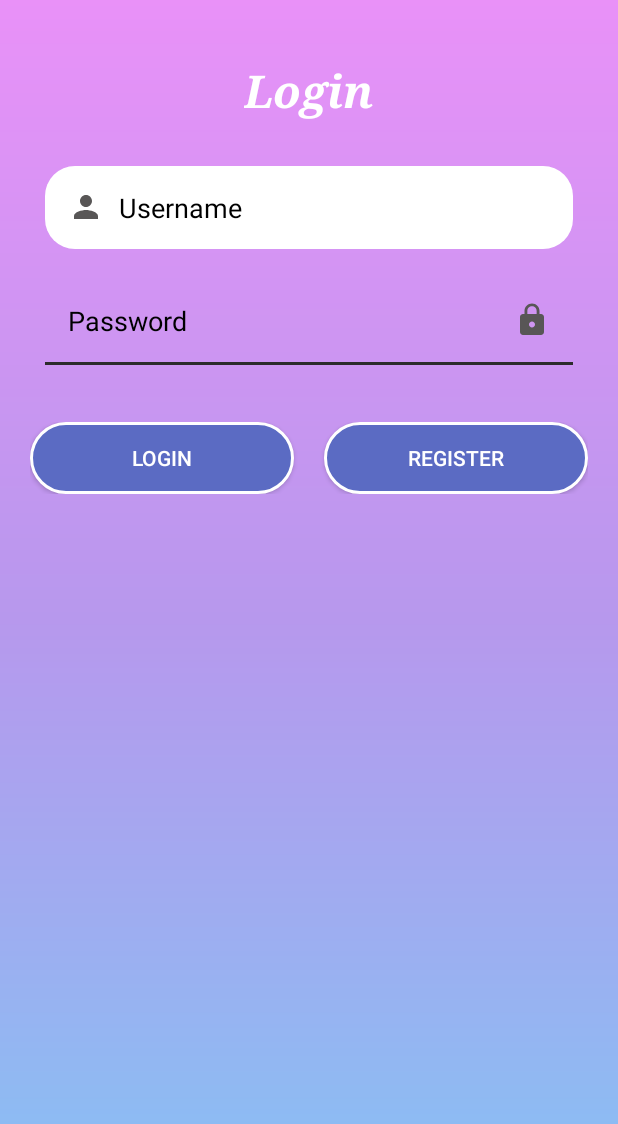
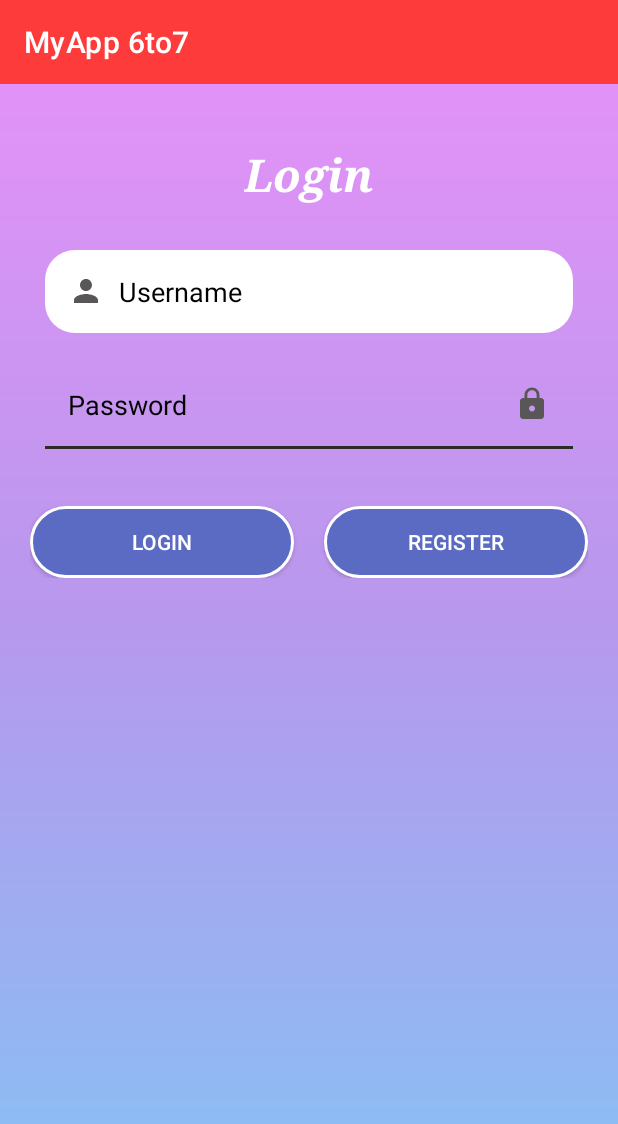
Before and after one commit to AR1610/MyAppgen6to7MT, an Android app: the MainActivity screen opened directly, with no data from a screen before it, on a phone screen of 412 x 824 dp. Shown: the top 1124 px of the screen. Run offline under Robolectric (Android 15) with nearby library versions, the phone set to English and light mode, and no system bars.

Commit message:
Linear Layout Login page Design prac

```diff
--- a/app/src/main/res/layout/activity_main.xml
+++ b/app/src/main/res/layout/activity_main.xml
@@ -3,6 +3,10 @@
     android:layout_width="match_parent"
     android:layout_height="match_parent"
     android:background="@drawable/bg">
+
+    <include layout="@layout/toolbar"
+        android:id="@+id/toolbar"/>
+
 
     <TextView
         android:id="@+id/tv_login"
@@ -12,6 +16,7 @@
         android:layout_marginTop="40dp"
         android:fontFamily="serif"
         android:text="Login"
+        android:layout_below="@+id/toolbar"
         android:textColor="#fff"
         android:textSize="30sp"
         android:textStyle="bold|italic" />
--- /dev/null
+++ b/app/src/main/res/layout/toolbar.xml
@@ -0,0 +1,11 @@
+<?xml version="1.0" encoding="utf-8"?>
+<androidx.appcompat.widget.Toolbar xmlns:android="http://schemas.android.com/apk/res/android"
+    xmlns:app="http://schemas.android.com/apk/res-auto"
+    android:orientation="vertical"
+    android:layout_width="match_parent"
+    android:layout_height="wrap_content"
+    android:background="#FD3B3B"
+    app:title="MyApp 6to7"
+    app:titleTextColor="#fff">
+
+</androidx.appcompat.widget.Toolbar>
```
Also changed, not shown: app/src/main/res/layout/prac_linear.xml (added, +66 -0 lines).
